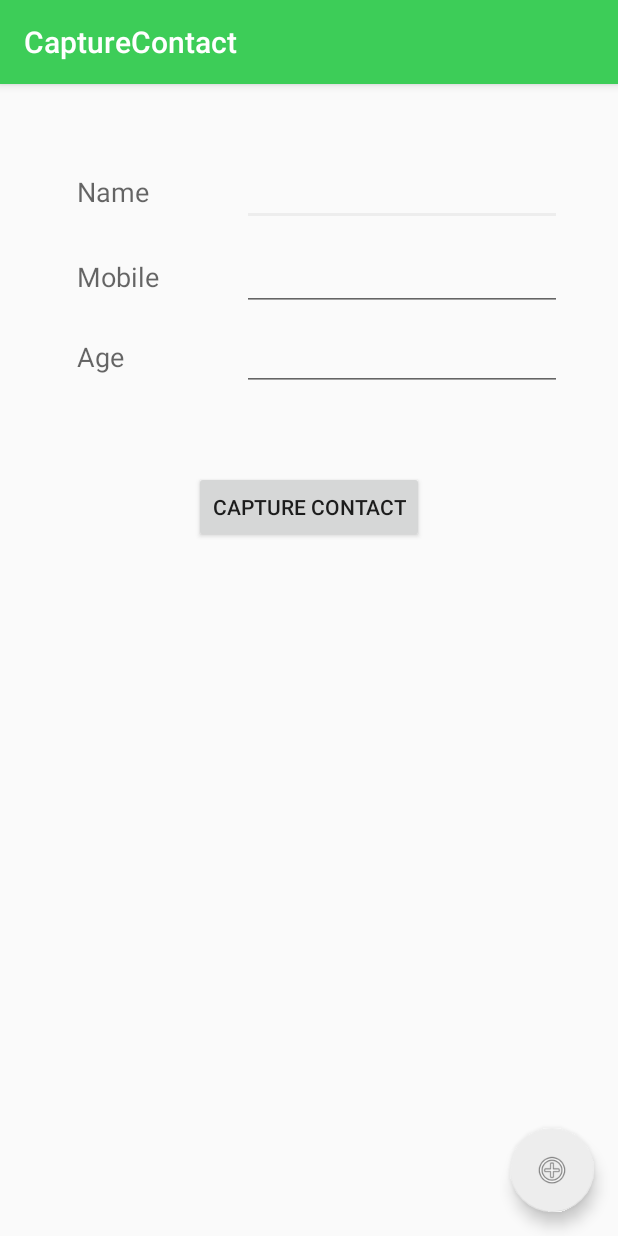
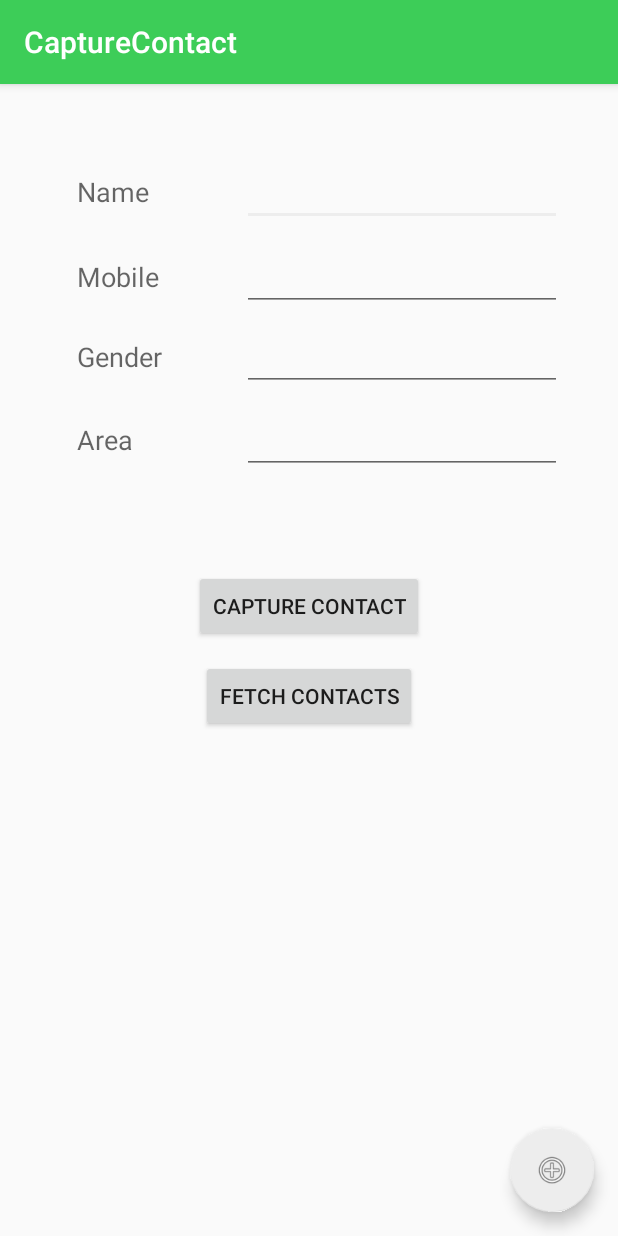
Before and after one commit to hariksetra/ISKCON-PA-Frontend, an Android app: the CaptureContact screen opened directly, with no data from a screen before it, on a phone screen of 412 x 824 dp. Run offline under Robolectric (Android 15) with nearby library versions, the phone set to English and light mode, and no system bars; 1 statement that could not run was skipped.

Commit message:
capture and fetch contacts

```diff
--- a/app/src/main/java/com/giridhari/preachingassistant/activity/CaptureContact.java
+++ b/app/src/main/java/com/giridhari/preachingassistant/activity/CaptureContact.java
@@ -1,16 +1,39 @@
 package com.giridhari.preachingassistant.activity;
 
+import android.content.Intent;
 import android.os.Bundle;
 import android.support.design.widget.FloatingActionButton;
 import android.support.design.widget.Snackbar;
 import android.support.v7.app.AppCompatActivity;
 import android.support.v7.widget.Toolbar;
+import android.util.Log;
 import android.view.View;
+import android.widget.Button;
+import android.widget.EditText;
+import android.widget.ProgressBar;
+import android.widget.Toast;
 
 import com.giridhari.preachingassistant.R;
+import com.giridhari.preachingassistant.client.PreachingAssistantService;
+import com.giridhari.preachingassistant.model.DevoteeCreateRequest;
+import com.giridhari.preachingassistant.model.DevoteeDetailsResponse;
+import com.giridhari.preachingassistant.model.DevoteeListResponse;
+
+import retrofit2.Call;
+import retrofit2.Callback;
+import retrofit2.Response;
+import retrofit2.Retrofit;
+import retrofit2.converter.gson.GsonConverterFactory;
 
 public class CaptureContact extends AppCompatActivity
 {
+
+    EditText name, area, mobile, gender;
+    Button captureContact, fetchContact;
+    PreachingAssistantService preachingAssistantService;
+    String authToken;
+    ProgressBar progressBar;
+
 
     @Override
     protected void onCreate(Bundle savedInstanceState)
@@ -19,6 +42,114 @@ public class CaptureContact extends AppCompatActivity
         setContentView(R.layout.activity_capture_contact);
         Toolbar toolbar = (Toolbar) findViewById(R.id.toolbar);
         setSupportActionBar(toolbar);
+
+        name = (EditText) findViewById(R.id.userName);
+        mobile = (EditText) findViewById(R.id.mobileNumber);
+        gender = (EditText) findViewById(R.id.genderValue);
+        area = (EditText) findViewById(R.id.area);
+        captureContact = (Button) findViewById(R.id.captureContact);
+        progressBar = (ProgressBar) findViewById(R.id.progressBarCaptureContact);
+        fetchContact = (Button) findViewById(R.id.fetch_contacts);
+        fetchContact.setOnClickListener(new View.OnClickListener()
+        {
+            @Override
+            public void onClick(View view)
+            {
+                progressBar.setVisibility(View.VISIBLE);
+                Retrofit retrofit = new Retrofit.Builder()
+                        .baseUrl("http://52.77.165.53/")
+                        .addConverterFactory(GsonConverterFactory.create())
+                        .build();
+
+                preachingAssistantService = retrofit.create(PreachingAssistantService.class);
+
+                preachingAssistantService.getDevoteeList("Basic " + authToken).enqueue(new Callback<DevoteeListResponse>()
+                {
+
+                    @Override
+                    public void onResponse(Call<DevoteeListResponse> call, Response<DevoteeListResponse> response)
+                    {
+                        if (response.isSuccessful())
+                        {
+                            Toast.makeText(CaptureContact.this, "FetchContact successful", Toast.LENGTH_SHORT).show();
+                            Log.d("FetchContact", "FetchContact Response = " + response);
+                            progressBar.setVisibility(View.INVISIBLE);
+
+                        }
+                        else
+                        {
+                            Toast.makeText(CaptureContact.this, "FetchContact failure", Toast.LENGTH_SHORT).show();
+                            progressBar.setVisibility(View.INVISIBLE);
+                        }
+
+                    }
+
+                    @Override
+                    public void onFailure(Call<DevoteeListResponse> call, Throwable t)
+                    {
+                        Toast.makeText(CaptureContact.this, "FetchContact failure", Toast.LENGTH_SHORT).show();
+                        progressBar.setVisibility(View.INVISIBLE);
+
+                    }
+                });
+            }
+        });
+
+
+        captureContact.setOnClickListener(new View.OnClickListener()
+        {
+            @Override
+            public void onClick(View view)
+            {
+                progressBar.setVisibility(View.VISIBLE);
+                Retrofit retrofit = new Retrofit.Builder()
+                        .baseUrl("http://52.77.165.53/")
+                        .addConverterFactory(GsonConverterFactory.create())
+                        .build();
+
+                preachingAssistantService = retrofit.create(PreachingAssistantService.class);
+
+                DevoteeCreateRequest devoteeCreateRequest = new DevoteeCreateRequest();
+                devoteeCreateRequest.setLegalName(name.getText().toString());
+                devoteeCreateRequest.setArea(area.getText().toString());
+                devoteeCreateRequest.setGender(gender.getText().toString());
+                devoteeCreateRequest.setSmsPhone(mobile.getText().toString());
+
+                Log.d("Token = ", "Basic " + authToken);
+                preachingAssistantService.createDevotee("Basic " + authToken, "application/json", "application/json", devoteeCreateRequest).enqueue(new Callback<DevoteeDetailsResponse>()
+                {
+                    @Override
+                    public void onResponse(Call<DevoteeDetailsResponse> call, Response<DevoteeDetailsResponse> response)
+                    {
+                        if (response.isSuccessful())
+                        {
+                            Log.d("response", response.message());
+                            Toast.makeText(CaptureContact.this, "Capture Contact successful", Toast.LENGTH_SHORT).show();
+                            Log.d("CaptureContact", "Capture Contact Response = " + response);
+                            progressBar.setVisibility(View.INVISIBLE);
+                        }
+                        else
+                        {
+                            progressBar.setVisibility(View.INVISIBLE);
+                            Toast.makeText(CaptureContact.this, "Capture Contact Failed, please retry!!", Toast.LENGTH_SHORT).show();
+                        }
+                    }
+
+                    @Override
+                    public void onFailure(Call<DevoteeDetailsResponse> call, Throwable t)
+                    {
+                        t.printStackTrace();
+                        progressBar.setVisibility(View.INVISIBLE);
+                        Toast.makeText(CaptureContact.this, "Capture Contact Failed, please retry!!", Toast.LENGTH_SHORT).show();
+                        name.setText("");
+                        area.setText("");
+                        mobile.setText("");
+                        gender.setText("");
+                    }
+                });
+            }
+        });
+
 
         FloatingActionButton fab = (FloatingActionButton) findViewById(R.id.fab);
         fab.setOnClickListener(new View.OnClickListener()
@@ -32,4 +163,13 @@ public class CaptureContact extends AppCompatActivity
         });
     }
 
+
+    @Override
+    public void onResume()
+    {
+        super.onResume();
+        Intent myIntent = getIntent();
+        authToken = myIntent.getExtras().getString("authToken");
+    }
+
 }
--- a/app/src/main/java/com/giridhari/preachingassistant/utility/ActivityManager.java
+++ b/app/src/main/java/com/giridhari/preachingassistant/utility/ActivityManager.java
@@ -23,9 +23,10 @@ public class ActivityManager
                 R.anim.slide_end_left);
     }
 
-    public static void launchCaptureContact(Activity activity)
+    public static void launchCaptureContact(Activity activity, String authToken)
     {
         Intent intent = new Intent(activity, CaptureContact.class);
+        intent.putExtra("authToken", authToken);
         intent.setFlags(Intent.FLAG_ACTIVITY_NEW_TASK | Intent.FLAG_ACTIVITY_CLEAR_TASK);
         activity.startActivity(intent);
         //animation for launching screen
--- a/app/src/main/res/layout/activity_capture_contact.xml
+++ b/app/src/main/res/layout/activity_capture_contact.xml
@@ -22,7 +22,9 @@
 
     </android.support.design.widget.AppBarLayout>
 
-    <include layout="@layout/content_capture_contact"/>
+    <include
+        android:id="@+id/include"
+        layout="@layout/content_capture_contact"/>
 
     <android.support.design.widget.FloatingActionButton
         android:id="@+id/fab"
@@ -32,6 +34,15 @@
         android:layout_margin="@dimen/fab_margin"
         app:srcCompat="@android:drawable/ic_menu_add"/>
 
+    <ProgressBar
+        android:id="@+id/progressBarCaptureContact"
+        style="?android:attr/progressBarStyleLarge"
+        android:layout_width="wrap_content"
+        android:layout_height="wrap_content"
+        android:layout_gravity="center_vertical|center_horizontal"
+        android:visibility="invisible"
+        app:layout_anchor="@+id/include"
+        app:layout_anchorGravity="center_vertical|center_horizontal"/>
 
 
 </android.support.design.widget.CoordinatorLayout>
--- a/app/src/main/res/layout/content_capture_contact.xml
+++ b/app/src/main/res/layout/content_capture_contact.xml
@@ -16,75 +16,104 @@
 
 
     <TextView
-        android:text="Name"
+        android:id="@+id/textView2"
         android:layout_width="wrap_content"
         android:layout_height="wrap_content"
+        android:layout_alignParentStart="true"
         android:layout_alignParentTop="true"
-        android:layout_alignParentStart="true"
         android:layout_marginStart="35dp"
         android:layout_marginTop="43dp"
-        android:id="@+id/textView2"
+        android:text="Name"
         android:textAppearance="@style/TextAppearance.AppCompat.Medium"/>
 
     <EditText
+        android:id="@+id/userName"
         android:layout_width="wrap_content"
         android:layout_height="wrap_content"
-        android:inputType="textPersonName"
-        android:ems="10"
-        android:layout_marginEnd="21dp"
-        android:id="@+id/editText"
         android:layout_alignBaseline="@+id/textView2"
         android:layout_alignBottom="@+id/textView2"
-        android:layout_alignParentEnd="true"/>
+        android:layout_alignParentEnd="true"
+        android:layout_marginEnd="21dp"
+        android:ems="10"
+        android:inputType="textPersonName|textCapWords"/>
 
     <TextView
-        android:text="Mobile"
+        android:id="@+id/textView3"
         android:layout_width="wrap_content"
         android:layout_height="wrap_content"
-        android:layout_below="@+id/editText"
         android:layout_alignStart="@+id/textView2"
+        android:layout_below="@+id/userName"
         android:layout_marginTop="21dp"
-        android:id="@+id/textView3"
+        android:text="Mobile"
         android:textAppearance="@style/TextAppearance.AppCompat.Medium"/>
 
     <EditText
+        android:id="@+id/mobileNumber"
         android:layout_width="wrap_content"
         android:layout_height="wrap_content"
-        android:inputType="phone"
-        android:ems="10"
-        android:id="@+id/editText2"
         android:layout_alignBaseline="@+id/textView3"
         android:layout_alignBottom="@+id/textView3"
-        android:layout_alignStart="@+id/editText"/>
+        android:layout_alignStart="@+id/userName"
+        android:ems="10"
+        android:inputType="phone"/>
 
     <TextView
-        android:text="Age"
+        android:id="@+id/genderLabel"
         android:layout_width="wrap_content"
         android:layout_height="wrap_content"
+        android:layout_alignStart="@+id/textView3"
+        android:layout_below="@+id/mobileNumber"
         android:layout_marginTop="18dp"
-        android:id="@+id/textView4"
-        android:textAppearance="@style/TextAppearance.AppCompat.Medium"
-        android:layout_below="@+id/editText2"
-        android:layout_alignStart="@+id/textView3"/>
+        android:text="Gender"
+        android:textAppearance="@style/TextAppearance.AppCompat.Medium"/>
 
     <EditText
+        android:id="@+id/genderValue"
         android:layout_width="wrap_content"
         android:layout_height="wrap_content"
-        android:inputType="number"
+        android:layout_alignBaseline="@+id/genderLabel"
+        android:layout_alignBottom="@+id/genderLabel"
+        android:layout_alignStart="@+id/mobileNumber"
         android:ems="10"
-        android:id="@+id/editText3"
-        android:layout_alignBaseline="@+id/textView4"
-        android:layout_alignBottom="@+id/textView4"
-        android:layout_alignStart="@+id/editText2"/>
+        android:inputType="textCapCharacters"/>
 
     <Button
-        android:text="Capture Contact"
+        android:id="@+id/captureContact"
         android:layout_width="wrap_content"
         android:layout_height="wrap_content"
-        android:layout_below="@+id/editText3"
+        android:layout_below="@+id/genderValue"
         android:layout_centerHorizontal="true"
-        android:layout_marginTop="53dp"
-        android:id="@+id/button"/>
+        android:layout_marginTop="119dp"
+        android:text="Capture Contact"/>
+
+    <TextView
+        android:id="@+id/areaLabel"
+        android:layout_width="wrap_content"
+        android:layout_height="wrap_content"
+        android:layout_alignStart="@+id/genderLabel"
+        android:layout_below="@+id/genderValue"
+        android:layout_marginTop="20dp"
+        android:text="Area"
+        android:textAppearance="@style/TextAppearance.AppCompat.Medium"/>
+
+    <EditText
+        android:id="@+id/area"
+        android:layout_width="wrap_content"
+        android:layout_height="wrap_content"
+        android:layout_alignBaseline="@+id/areaLabel"
+        android:layout_alignBottom="@+id/areaLabel"
+        android:layout_alignStart="@+id/genderValue"
+        android:ems="10"
+        android:inputType="textCapWords"/>
+
+    <Button
+        android:id="@+id/fetch_contacts"
+        android:layout_width="wrap_content"
+        android:layout_height="wrap_content"
+        android:layout_below="@+id/captureContact"
+        android:layout_centerHorizontal="true"
+        android:layout_marginTop="12dp"
+        android:text="Fetch Contacts"/>
 
 
 </RelativeLayout>
```
Also changed, not shown: app/src/main/java/com/giridhari/preachingassistant/activity/LoginActivity.java (+6 -8 lines).
